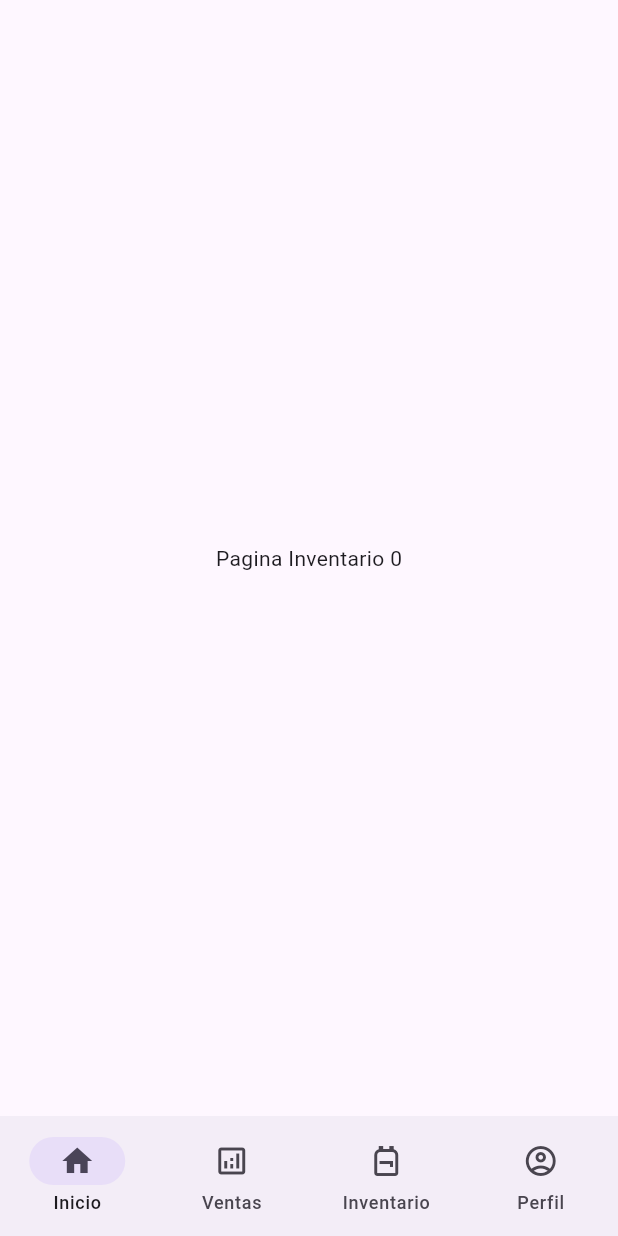
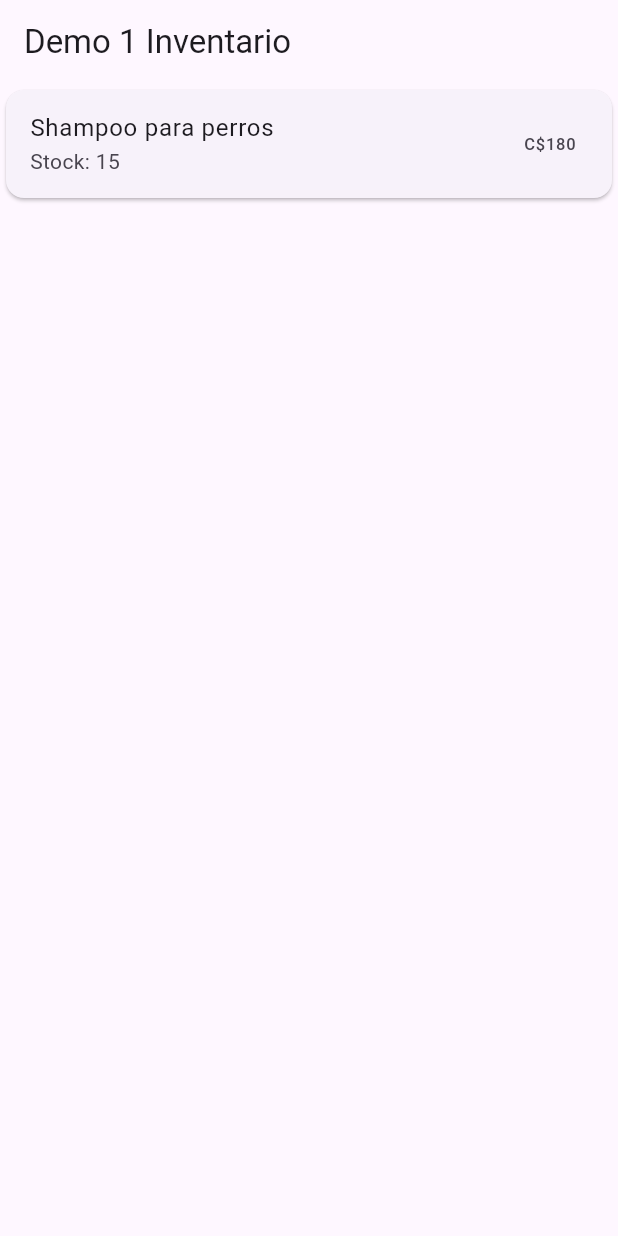
Before and after one commit to jabrielthj07-DJ/VeterinariaML_AppMovil, a Flutter app: the screen it shows after launch, on a phone screen of 412 x 824 dp. Run offline on Flutter 3.47's test engine with Material 3 defaults, Android fonts, the phone set to English and light mode, and no system bars.

Commit message:
fix(code and ui): Corrigiendo estructura interfaz Inventario

```diff
--- a/lib/Screens/Inventario/inventario_screen.dart
+++ b/lib/Screens/Inventario/inventario_screen.dart
@@ -1,38 +1,28 @@
 import 'package:flutter/material.dart';
 
-class InventarioScreen extends StatefulWidget {
+// Widgets
+import './widget/tarjetas.dart';
+
+
+class InventarioScreen extends StatelessWidget {
   const InventarioScreen({super.key});
-
-  @override
-  State<InventarioScreen> createState() => _InventarioScreenState();
-}
-
-class _InventarioScreenState extends State<InventarioScreen> {
-  int currentPageIndex = 0;
-  NavigationDestinationLabelBehavior labelBehavior = .alwaysShow;
 
   @override
   Widget build(BuildContext context) {
     return Scaffold(
-      bottomNavigationBar: NavigationBar(
-        labelBehavior: labelBehavior,
-        selectedIndex: currentPageIndex,
-        onDestinationSelected: (int index) {
-          setState(() {
-            currentPageIndex = index;
-          });
-        },
-        destinations: const <Widget>[
-          NavigationDestination(icon: Icon(Icons.home), label: 'Inicio'),
-           NavigationDestination(icon: Icon(Icons.analytics_outlined), label: 'Ventas'),
-          NavigationDestination(icon: Icon(Icons.backpack_outlined), label: 'Inventario'),
-          NavigationDestination(icon: Icon(Icons.account_circle_outlined), label: 'Perfil'),
-        ],
+  appBar: AppBar(
+        title: const Text('Demo 1 Inventario'),
       ),
-      body: Center(
-        child: Text('Pagina Inventario $currentPageIndex'),
-      ),
-      );
-    }
 
+      body: Column(
+      children: [
+        // buscador
+        // filtros
+        const TarjetaProduct(),
+        // etc.
+      ],
+      )
+    );
+
+  }
 }
```
Also changed, not shown: lib/Screens/Inventario/widget/w_inventario.dart (deleted).
